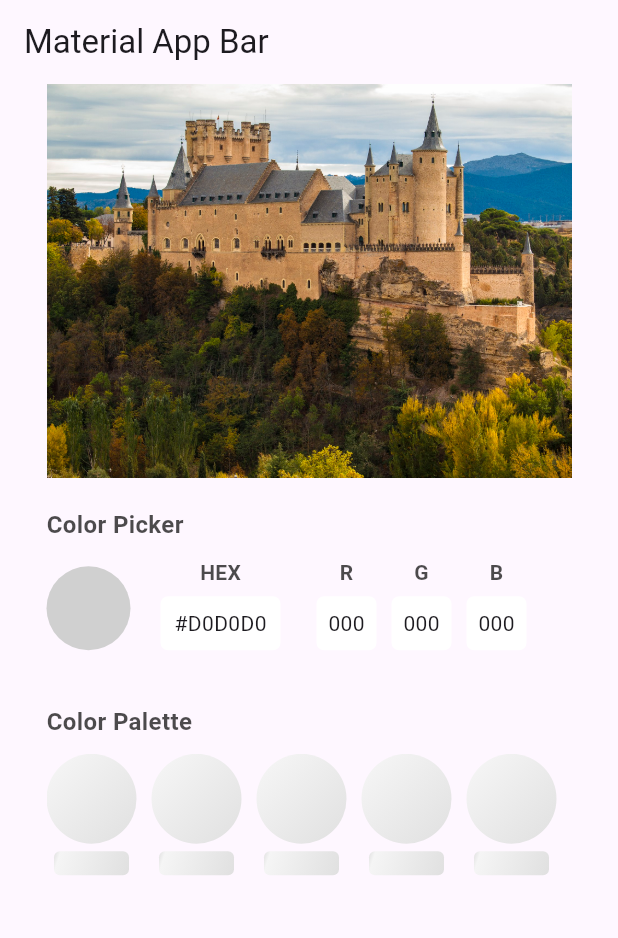
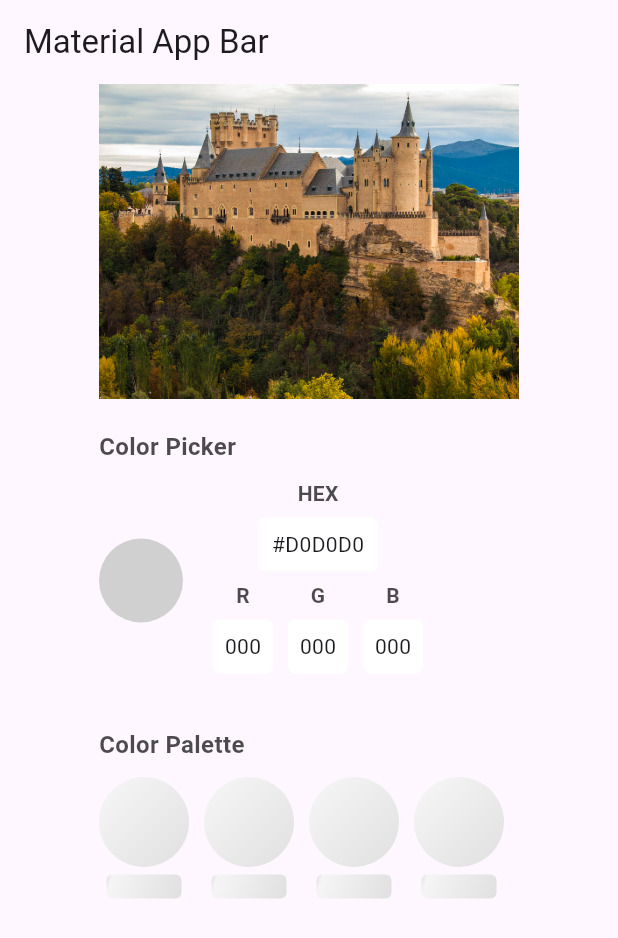
Before and after one commit to DarienRomero/flutter_color_palette, a Flutter app: the screen it shows after launch, on a phone screen of 412 x 824 dp. Shown: the top 938 px of the screen. Run offline on Flutter 3.47's test engine with Material 3 defaults, Android fonts, the phone set to English and light mode, and no system bars.

Commit message:
docs: update metadata

```diff
--- a/example/lib/main.dart
+++ b/example/lib/main.dart
@@ -19,7 +19,7 @@ class MyApp extends StatelessWidget {
         ),
         body: Center(
           child: FlutterColorPalette(
-            width: 350,
+            width: 280,
             imageProvider: const AssetImage("assets/big-image.jpg"),
             onHexSelected: (hex) {
               debugPrint("Hex selected: $hex");
--- a/pubspec.yaml
+++ b/pubspec.yaml
@@ -1,7 +1,7 @@
 name: flutter_color_palette
-description: "A new Flutter package project."
+description: "A comprehensive color palette widget for Flutter applications."
 version: 1.0.0
-homepage:
+homepage: https://github.com/DarienRomero/flutter_color_palette
 
 environment:
   sdk: ^3.5.3
```
Also changed, not shown: 3 other files.
